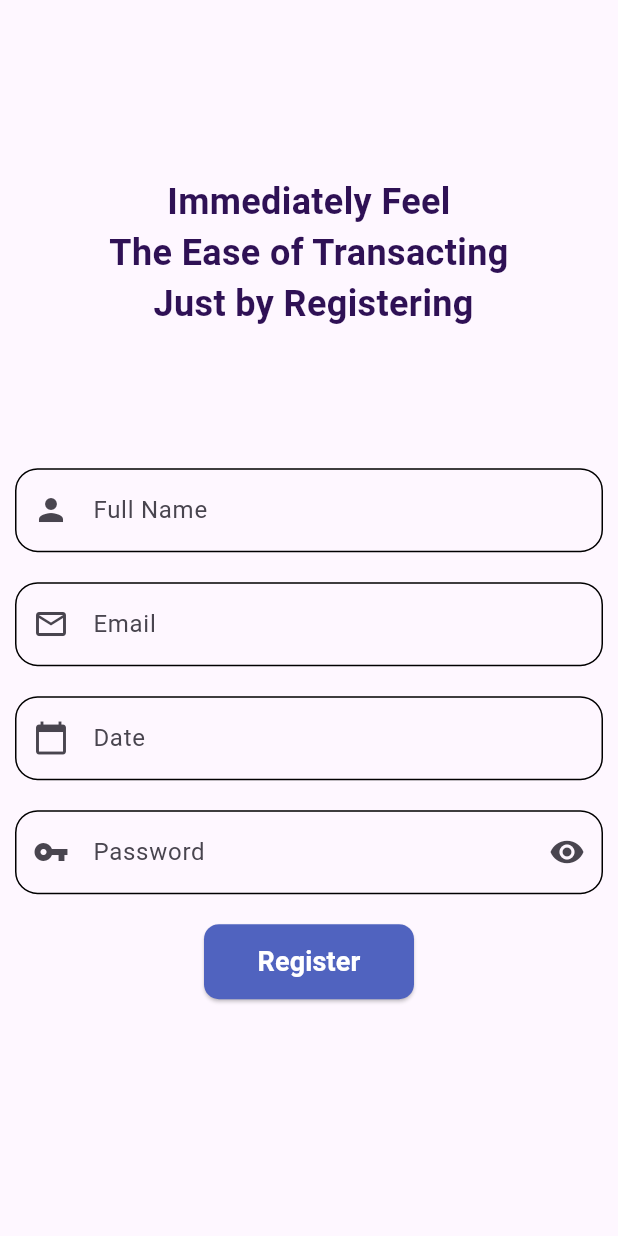
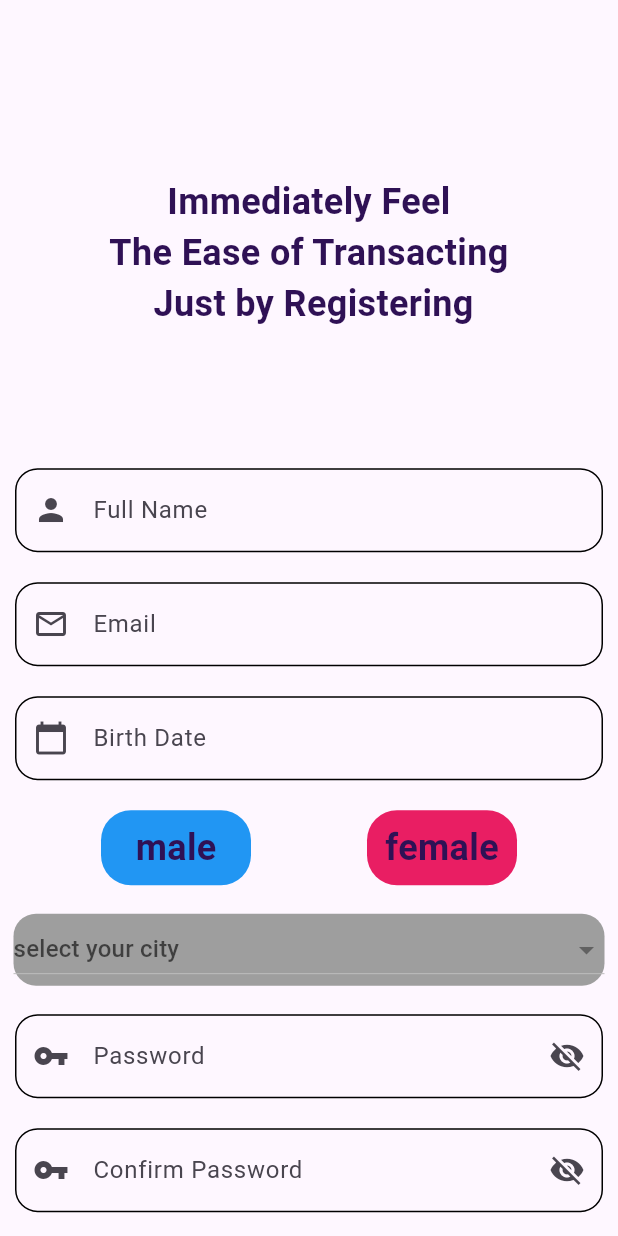
Before and after one commit to mohamedhany14/p2p, a Flutter app: the screen it shows after launch, after a tap on "Register Now.", on a phone screen of 412 x 824 dp. Run offline on Flutter 3.47's test engine with Material 3 defaults, Android fonts, the phone set to English and light mode, and no system bars.

Commit message:
otp/signup demo

```diff
--- /dev/null
+++ b/p2p/lib/constants.dart
@@ -0,0 +1,3 @@
+import 'package:flutter/material.dart';
+
+const kColor1 = Color(0xff5063bf);
--- a/p2p/lib/screens/login.dart
+++ b/p2p/lib/screens/login.dart
@@ -1,10 +1,17 @@
 import 'package:flutter/material.dart';
 import 'package:flutter/services.dart';
+import 'package:p2p/constants.dart';
 import 'package:p2p/screens/signUp.dart';
 
-class login extends StatelessWidget {
+class login extends StatefulWidget {
   login({super.key});
 
+  @override
+  State<login> createState() => _loginState();
+}
+
+class _loginState extends State<login> {
+  bool secureTextD = true;
   @override
   Widget build(BuildContext context) {
     double width = MediaQuery.of(context).size.width;
@@ -71,7 +78,7 @@ class login extends StatelessWidget {
 
                   labelText: "Phine number",
                   focusedBorder: OutlineInputBorder(
-                    borderSide: BorderSide(color: Color(0xff5063bf)),
+                    borderSide: BorderSide(width: 2, color: kColor1),
                     borderRadius: BorderRadius.circular(15),
                   ),
                   // border: ,
@@ -90,6 +97,7 @@ class login extends StatelessWidget {
             Padding(
               padding: const EdgeInsets.all(10.0),
               child: TextFormField(
+                obscureText: secureTextD,
                 validator: (value) {
                   if (value!.isEmpty) {
                     return "password is empty";
@@ -102,10 +110,19 @@ class login extends StatelessWidget {
                 },
                 decoration: InputDecoration(
                   prefixIcon: Icon(Icons.vpn_key_sharp),
-                  suffixIcon: Icon(Icons.visibility),
+                  // suffixIcon: Icon(Icons.visibility),
+                  suffixIcon: IconButton(
+                      onPressed: () {
+                        setState(() {
+                          secureTextD = !secureTextD;
+                        });
+                      },
+                      icon: Icon(secureTextD
+                          ? Icons.visibility_off
+                          : Icons.visibility)),
                   labelText: "Password",
                   focusedBorder: OutlineInputBorder(
-                    borderSide: BorderSide(color: Color(0xff5063bf)),
+                    borderSide: BorderSide(width: 2, color: kColor1),
                     borderRadius: BorderRadius.circular(15),
                   ),
                   // border: ,
--- a/p2p/lib/screens/signUp.dart
+++ b/p2p/lib/screens/signUp.dart
@@ -1,10 +1,22 @@
 //import 'dart:js';
 
 import 'package:flutter/material.dart';
+import 'package:p2p/constants.dart';
+import 'package:p2p/screens/otp.dart';
+import 'package:p2p/screens/phoneVarification.dart';
 
-class signUp extends StatelessWidget {
+class signUp extends StatefulWidget {
   const signUp({super.key});
 
+  @override
+  State<signUp> createState() => _signUpState();
+}
+
+class _signUpState extends State<signUp> {
+  TextEditingController _dateController = TextEditingController();
+  bool secureTextA = true;
+  bool secureTextB = true;
+  var selectedCity;
   @override
   Widget build(BuildContext context) {
     double width = MediaQuery.of(context).size.width;
@@ -36,7 +48,7 @@ class signUp extends StatelessWidget {
 
                   labelText: "Full Name",
                   focusedBorder: OutlineInputBorder(
-                    borderSide: BorderSide(color: Color(0xff5063bf)),
+                    borderSide: BorderSide(width: 2, color: kColor1),
                     borderRadius: BorderRadius.circular(15),
                   ),
                   // border: ,
@@ -56,7 +68,7 @@ class signUp extends StatelessWidget {
 
                   labelText: "Email",
                   focusedBorder: OutlineInputBorder(
-                    borderSide: BorderSide(color: Color(0xff5063bf)),
+                    borderSide: BorderSide(width: 2, color: kColor1),
                     borderRadius: BorderRadius.circular(15),
                   ),
                   // border: ,
@@ -67,15 +79,17 @@ class signUp extends StatelessWidget {
                 ),
               ),
             ),
+            //birth date field
             Padding(
               padding: EdgeInsets.all(10),
               child: TextField(
+                controller: _dateController,
                 decoration: InputDecoration(
-                  labelText: "Date",
+                  labelText: "Birth Date",
                   // filled: true,
                   prefixIcon: Icon(Icons.calendar_today),
                   focusedBorder: OutlineInputBorder(
-                    borderSide: BorderSide(color: Color(0xff5063bf)),
+                    borderSide: BorderSide(width: 2, color: kColor1),
                     borderRadius: BorderRadius.circular(15),
                   ),
                   enabledBorder: OutlineInputBorder(
@@ -84,14 +98,90 @@ class signUp extends StatelessWidget {
                   ),
                 ),
                 readOnly: true,
-                //    onTap: () {},
+                onTap: () {
+                  _selectDate();
+                },
               ),
             ),
+//chose the user gender
+            Row(
+              mainAxisAlignment: MainAxisAlignment.spaceEvenly,
+              children: [
+                Padding(
+                  padding: const EdgeInsets.all(10.0),
+                  child: Container(
+                    height: 50,
+                    width: 100,
+                    child: Center(
+                      child: Text(
+                        "male",
+                        style: TextStyle(
+                          color: Color(0xff2f1155),
+                          fontSize: 24,
+                          fontWeight: FontWeight.w600,
+                        ),
+                      ),
+                    ),
+                    decoration: BoxDecoration(
+                      color: Colors.blue,
+                      borderRadius: BorderRadius.circular(20),
+                    ),
+                  ),
+                ),
+                Padding(
+                  padding: const EdgeInsets.all(10.0),
+                  child: Container(
+                    height: 50,
+                    width: 100,
+                    child: Center(
+                      child: Text(
+                        "female",
+                        style: TextStyle(
+                          color: Color(0xff2f1155),
+                          fontSize: 24,
+                          fontWeight: FontWeight.w600,
+                        ),
+                      ),
+                    ),
+                    decoration: BoxDecoration(
+                      color: Colors.pink,
+                      borderRadius: BorderRadius.circular(20),
+                    ),
+                  ),
+                ),
+              ],
+            ),
 
+//chose city field
+            Padding(
+              padding: const EdgeInsets.all(9),
+              child: Container(
+                decoration: BoxDecoration(
+                    color: Colors.grey,
+                    borderRadius: BorderRadius.circular(15)),
+                child: DropdownButton(
+                  isExpanded: true,
+                  hint: Text("select your city"),
+                  items: ["cairo", "ismailia", "alex"]
+                      .map((e) => DropdownMenuItem(
+                            child: Text("$e"),
+                            value: e,
+                          ))
+                      .toList(),
+                  onChanged: (val) {
+                    setState(() {
+                      selectedCity = val!;
+                    });
+                  },
+                  value: selectedCity,
+                ),
+              ),
+            ),
             //password field
             Padding(
               padding: const EdgeInsets.all(10.0),
               child: TextFormField(
+                obscureText: secureTextA,
                 validator: (value) {
                   if (value!.isEmpty) {
                     return "password is empty";
@@ -104,10 +194,48 @@ class signUp extends StatelessWidget {
                 },
                 decoration: InputDecoration(
                   prefixIcon: Icon(Icons.vpn_key_sharp),
-                  suffixIcon: Icon(Icons.visibility),
+                  // suffixIcon: Icon(Icons.visibility),
+                  suffixIcon: IconButton(
+                      onPressed: () {
+                        setState(() {
+                          secureTextA = !secureTextA;
+                        });
+                      },
+                      icon: Icon(secureTextA
+                          ? Icons.visibility_off
+                          : Icons.visibility)),
                   labelText: "Password",
                   focusedBorder: OutlineInputBorder(
-                    borderSide: BorderSide(color: Color(0xff5063bf)),
+                    borderSide: BorderSide(width: 2, color: kColor1),
+                    borderRadius: BorderRadius.circular(15),
+                  ),
+                  // border: ,
+                  enabledBorder: OutlineInputBorder(
+                    borderSide: BorderSide(color: Colors.black),
+                    borderRadius: BorderRadius.circular(15),
+                  ),
+                ),
+              ),
+            ),
+            Padding(
+              padding: const EdgeInsets.all(10.0),
+              child: TextFormField(
+                obscureText: secureTextB,
+                decoration: InputDecoration(
+                  prefixIcon: Icon(Icons.vpn_key_sharp),
+                  suffixIcon: IconButton(
+                      onPressed: () {
+                        setState(() {
+                          secureTextB = !secureTextB;
+                        });
+                      },
+                      icon: Icon(secureTextB
+                          ? Icons.visibility_off
+                          : Icons.visibility)),
+
+                  labelText: "Confirm Password",
+                  focusedBorder: OutlineInputBorder(
+                    borderSide: BorderSide(width: 2, color: kColor1),
                     borderRadius: BorderRadius.circular(15),
                   ),
                   // border: ,
@@ -127,7 +255,7 @@ class signUp extends StatelessWidget {
                   Navigator.pushReplacement(
                     context,
                     MaterialPageRoute<void>(
-                      builder: (BuildContext context) => signUp(),
+                      builder: (BuildContext context) => Register(),
                     ),
                   );
                 },
@@ -151,4 +279,18 @@ class signUp extends StatelessWidget {
       ),
     );
   }
+
+  //show date picker method
+  Future<void> _selectDate() async {
+    DateTime? _picked = await showDatePicker(
+        context: context,
+        initialDate: DateTime.now(),
+        firstDate: DateTime(2000),
+        lastDate: DateTime.now());
+    if (_picked != null) {
+      setState(() {
+        _dateController.text = _picked.toString().split(" ")[0];
+      });
+    }
+  }
 }
--- a/p2p/pubspec.yaml
+++ b/p2p/pubspec.yaml
@@ -59,8 +59,8 @@ flutter:
   uses-material-design: true
 
   # To add assets to your application, add an assets section, like this:
-  # assets:
-  #   - images/a_dot_burr.jpeg
+  assets:
+    - assets/images/
   #   - images/a_dot_ham.jpeg
 
   # An image asset can refer to one or more resolution-specific "variants", see
```
Also changed, not shown: p2p/lib/main.dart (+5 -6 lines), p2p/lib/screens/otp.dart (added, +193 -0 lines), p2p/lib/screens/phoneVarification.dart (added, +161 -0 lines), p2p/assets/images/illustration-2.png (added), p2p/assets/images/illustration-3.png (added). Lines whose indentation alone changed are shown as unchanged.
